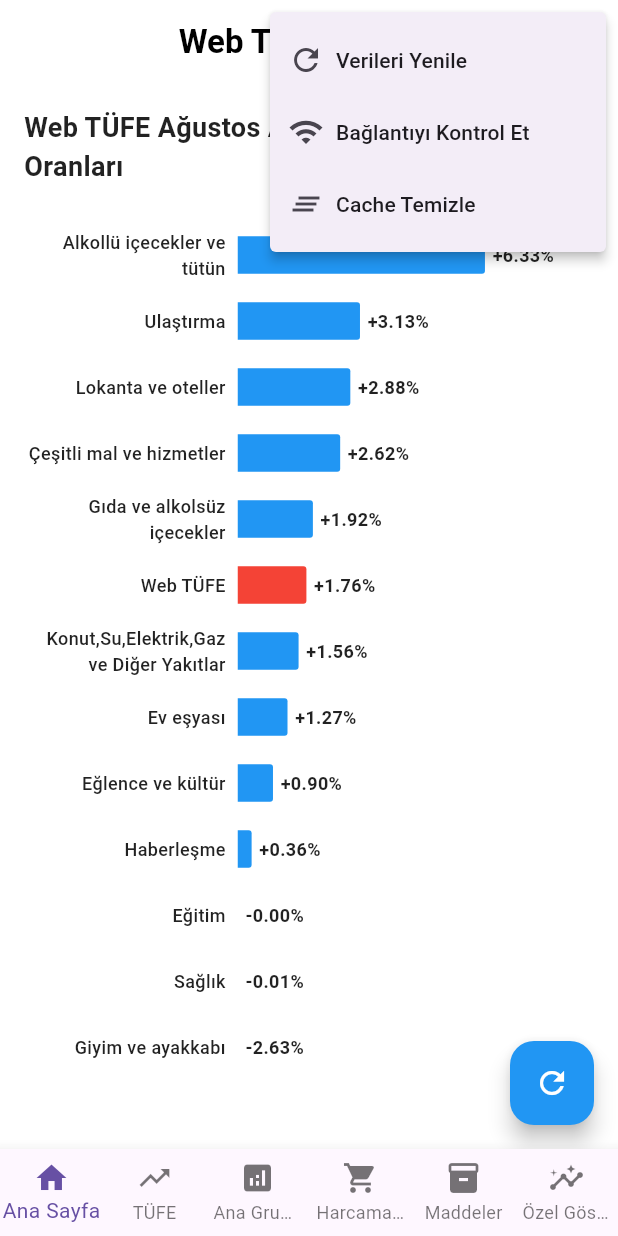
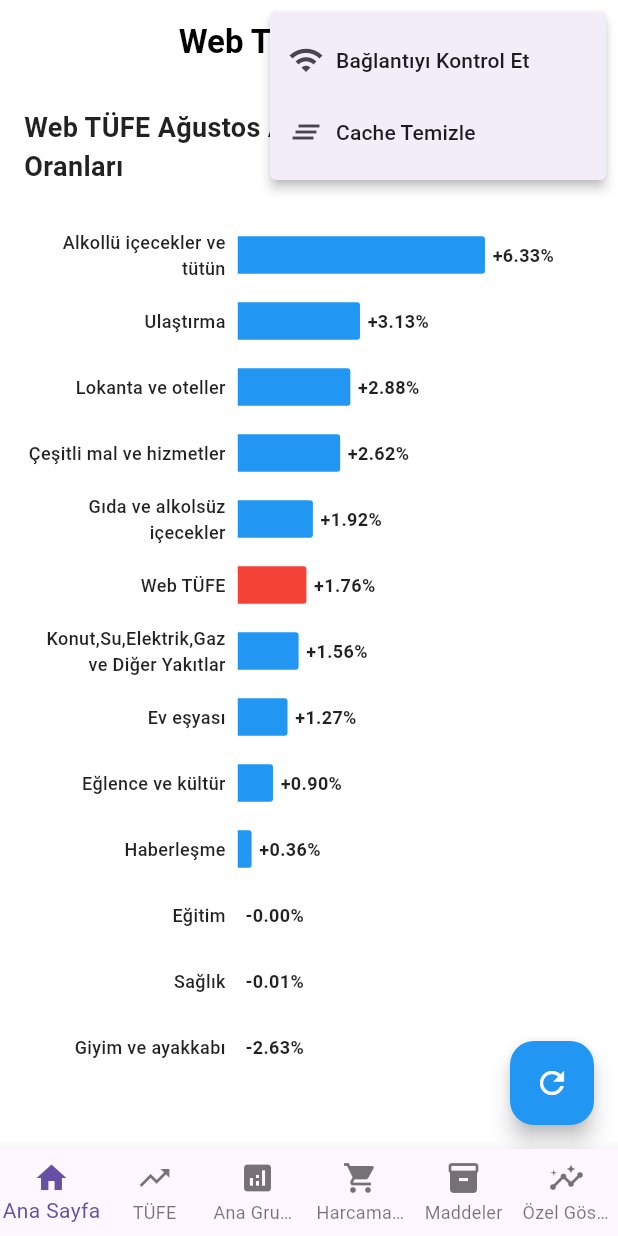
Before and after one commit to kaboya19/WebTufeMobile, a Flutter app: the screen it shows after launch, after a tap on the "more vert" icon, on a phone screen of 412 x 824 dp. Run offline on Flutter 3.47's test engine with Material 3 defaults, Android fonts, the light colour scheme and no system bars; our stand-ins replace csv, fl_chart.

Commit message:
Update main.dart

```diff
--- a/lib/main.dart
+++ b/lib/main.dart
@@ -179,25 +179,12 @@ class _TufeHomePageState extends State<TufeHomePage> {
             icon: const Icon(Icons.more_vert, color: Colors.black),
             onSelected: (value) async {
               switch (value) {
-                case 'refresh':
-                  _refreshData();
-                  break;
                 case 'cache_clear':
                   _clearCache();
                   break;
               }
             },
             itemBuilder: (context) => [
-              const PopupMenuItem(
-                value: 'refresh',
-                child: Row(
-                  children: [
-                    Icon(Icons.refresh),
-                    SizedBox(width: 8),
-                    Text('Verileri Yenile'),
-                  ],
-                ),
-              ),
               const PopupMenuItem(
                 value: 'connection',
                 child: Row(
```
